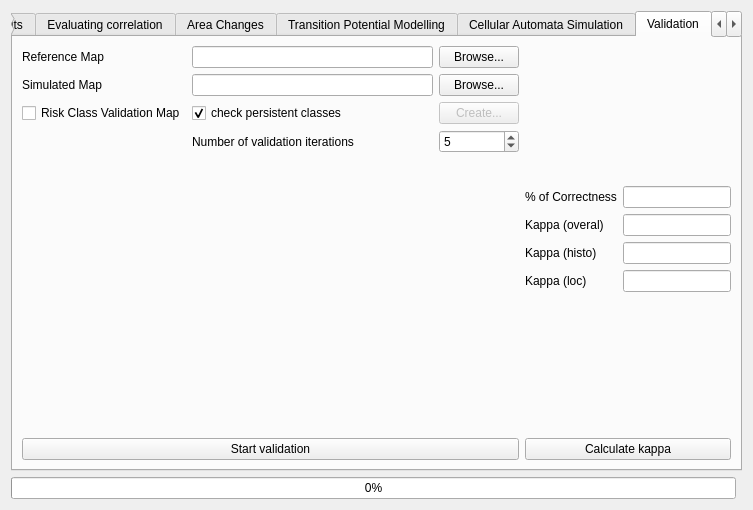
nextgis/qgis_molusce, file ui/moluscedialogbase.ui: the form before one commit.
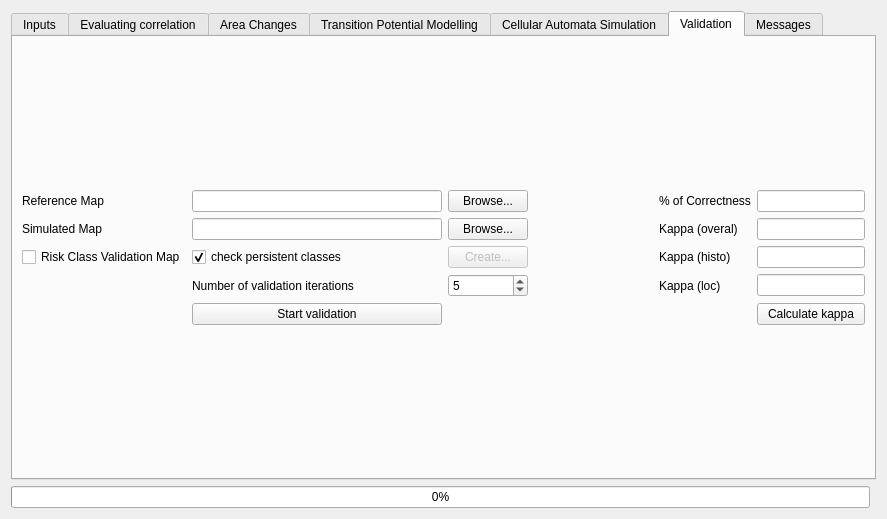
The form after the commit. Custom widgets are drawn as their Qt base class.

Commit message: Changed maket of validation tab

The edit to the form file:
```diff
--- a/ui/moluscedialogbase.ui
+++ b/ui/moluscedialogbase.ui
@@ -6,8 +6,8 @@
    <rect>
     <x>0</x>
     <y>0</y>
-    <width>753</width>
-    <height>510</height>
+    <width>887</width>
+    <height>519</height>
    </rect>
   </property>
   <property name="windowTitle">
@@ -504,8 +504,47 @@
        <string>Validation</string>
       </attribute>
       <layout class="QGridLayout" name="gridLayout_11">
-       <item row="0" column="0">
-        <layout class="QGridLayout" name="gridLayout_9">
+       <item row="1" column="0" colspan="2">
+        <layout class="QVBoxLayout" name="layoutValPlot"/>
+       </item>
+       <item row="0" column="0" colspan="2">
+        <layout class="QGridLayout" name="gridLayout_9" rowstretch="0,0,0,0,0,0,0" columnstretch="0,2,0,1,0,0">
+         <item row="1" column="3">
+          <spacer name="horizontalSpacer_2">
+           <property name="orientation">
+            <enum>Qt::Horizontal</enum>
+           </property>
+           <property name="sizeHint" stdset="0">
+            <size>
+             <width>40</width>
+             <height>20</height>
+            </size>
+           </property>
+          </spacer>
+         </item>
+         <item row="2" column="5">
+          <widget class="QLineEdit" name="leKappaOveral">
+           <property name="sizePolicy">
+            <sizepolicy hsizetype="Preferred" vsizetype="Fixed">
+             <horstretch>0</horstretch>
+             <verstretch>0</verstretch>
+            </sizepolicy>
+           </property>
+           <property name="readOnly">
+            <bool>true</bool>
+           </property>
+          </widget>
+         </item>
+         <item row="3" column="2">
+          <widget class="QPushButton" name="btnSelectRiskValidation">
+           <property name="enabled">
+            <bool>false</bool>
+           </property>
+           <property name="text">
+            <string>Create...</string>
+           </property>
+          </widget>
+         </item>
          <item row="3" column="0">
           <widget class="QCheckBox" name="chkRiskValidation">
            <property name="text">
@@ -567,16 +606,6 @@
            </property>
           </widget>
          </item>
-         <item row="3" column="2">
-          <widget class="QPushButton" name="btnSelectRiskValidation">
-           <property name="enabled">
-            <bool>false</bool>
-           </property>
-           <property name="text">
-            <string>Create...</string>
-           </property>
-          </widget>
-         </item>
          <item row="3" column="1">
           <widget class="QCheckBox" name="chkCheckPersistentClasses">
            <property name="text">
@@ -587,11 +616,17 @@
            </property>
           </widget>
          </item>
-        </layout>
-       </item>
-       <item row="0" column="1" rowspan="2">
-        <layout class="QGridLayout" name="gridLayout_8">
-         <item row="1" column="0">
+         <item row="3" column="5">
+          <widget class="QLineEdit" name="leKappaHisto">
+           <property name="sizePolicy">
+            <sizepolicy hsizetype="Preferred" vsizetype="Fixed">
+             <horstretch>0</horstretch>
+             <verstretch>0</verstretch>
+            </sizepolicy>
+           </property>
+          </widget>
+         </item>
+         <item row="1" column="4">
           <widget class="QLabel" name="label_21">
            <property name="sizePolicy">
             <sizepolicy hsizetype="Preferred" vsizetype="Preferred">
@@ -604,8 +639,8 @@
            </property>
           </widget>
          </item>
-         <item row="2" column="1">
-          <widget class="QLineEdit" name="leKappaOveral">
+         <item row="1" column="5">
+          <widget class="QLineEdit" name="leKappaCorrectness">
            <property name="sizePolicy">
             <sizepolicy hsizetype="Preferred" vsizetype="Fixed">
              <horstretch>0</horstretch>
@@ -617,20 +652,7 @@
            </property>
           </widget>
          </item>
-         <item row="4" column="0">
-          <widget class="QLabel" name="label_23">
-           <property name="sizePolicy">
-            <sizepolicy hsizetype="Preferred" vsizetype="Preferred">
-             <horstretch>0</horstretch>
-             <verstretch>0</verstretch>
-            </sizepolicy>
-           </property>
-           <property name="text">
-            <string>Kappa (loc)</string>
-           </property>
-          </widget>
-         </item>
-         <item row="2" column="0">
+         <item row="2" column="4">
           <widget class="QLabel" name="label_20">
            <property name="sizePolicy">
             <sizepolicy hsizetype="Preferred" vsizetype="Preferred">
@@ -643,17 +665,7 @@
            </property>
           </widget>
          </item>
-         <item row="3" column="1">
-          <widget class="QLineEdit" name="leKappaHisto">
-           <property name="sizePolicy">
-            <sizepolicy hsizetype="Preferred" vsizetype="Fixed">
-             <horstretch>0</horstretch>
-             <verstretch>0</verstretch>
-            </sizepolicy>
-           </property>
-          </widget>
-         </item>
-         <item row="4" column="1">
+         <item row="4" column="5">
           <widget class="QLineEdit" name="leKappaLoc">
            <property name="sizePolicy">
             <sizepolicy hsizetype="Preferred" vsizetype="Fixed">
@@ -666,20 +678,7 @@
            </property>
           </widget>
          </item>
-         <item row="1" column="1">
-          <widget class="QLineEdit" name="leKappaCorrectness">
-           <property name="sizePolicy">
-            <sizepolicy hsizetype="Preferred" vsizetype="Fixed">
-             <horstretch>0</horstretch>
-             <verstretch>0</verstretch>
-            </sizepolicy>
-           </property>
-           <property name="readOnly">
-            <bool>true</bool>
-           </property>
-          </widget>
-         </item>
-         <item row="3" column="0">
+         <item row="3" column="4">
           <widget class="QLabel" name="label_22">
            <property name="sizePolicy">
             <sizepolicy hsizetype="Preferred" vsizetype="Preferred">
@@ -692,51 +691,35 @@
            </property>
           </widget>
          </item>
-         <item row="0" column="1">
-          <spacer name="verticalSpacer_6">
-           <property name="orientation">
-            <enum>Qt::Vertical</enum>
+         <item row="4" column="4">
+          <widget class="QLabel" name="label_23">
+           <property name="sizePolicy">
+            <sizepolicy hsizetype="Preferred" vsizetype="Preferred">
+             <horstretch>0</horstretch>
+             <verstretch>0</verstretch>
+            </sizepolicy>
            </property>
-           <property name="sizeHint" stdset="0">
-            <size>
-             <width>20</width>
-             <height>40</height>
-            </size>
+           <property name="text">
+            <string>Kappa (loc)</string>
            </property>
-          </spacer>
+          </widget>
+         </item>
+         <item row="5" column="5">
+          <widget class="QPushButton" name="btnKappaCalc">
+           <property name="text">
+            <string>Calculate kappa</string>
+           </property>
+          </widget>
          </item>
          <item row="5" column="1">
-          <spacer name="verticalSpacer_3">
-           <property name="orientation">
-            <enum>Qt::Vertical</enum>
+          <widget class="QPushButton" name="btnStartValidation">
+           <property name="text">
+            <string>Start validation</string>
            </property>
-           <property name="sizeHint" stdset="0">
-            <size>
-             <width>20</width>
-             <height>40</height>
-            </size>
-           </property>
-          </spacer>
+          </widget>
          </item>
         </layout>
        </item>
-       <item row="1" column="0">
-        <layout class="QVBoxLayout" name="layoutValPlot"/>
-       </item>
-       <item row="2" column="0">
-        <widget class="QPushButton" name="btnStartValidation">
-         <property name="text">
-          <string>Start validation</string>
-         </property>
-        </widget>
-       </item>
-       <item row="2" column="1">
-        <widget class="QPushButton" name="btnKappaCalc">
-         <property name="text">
-          <string>Calculate kappa</string>
-         </property>
-        </widget>
-       </item>
       </layout>
      </widget>
      <widget class="QWidget" name="tabMessages">
```
